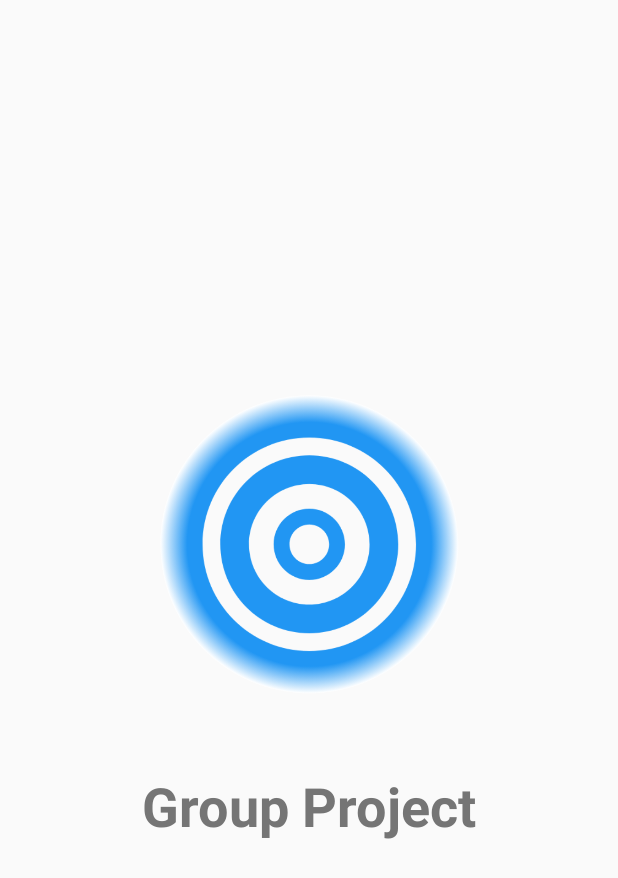
After one commit to Dev-Vora/GroupProject, an Android app: the layout activity_splash.xml on its own in the app's theme, with its tools: preview values and no code run, on a phone screen of 412 x 824 dp. The commit adds this screen. Shown: the top 878 px of the screen. Run offline under Robolectric (Android 15) with nearby library versions, the phone set to English and light mode, and no system bars.

Commit message:
login and splash screen added

```diff
--- a/app/src/main/java/com/example/groupproject/MainActivity.java
+++ b/app/src/main/java/com/example/groupproject/ActivityLogin.java
@@ -4,11 +4,11 @@ import androidx.appcompat.app.AppCompatActivity;
 
 import android.os.Bundle;
 
-public class MainActivity extends AppCompatActivity {
+public class ActivityLogin extends AppCompatActivity {
 
     @Override
     protected void onCreate(Bundle savedInstanceState) {
         super.onCreate(savedInstanceState);
-        setContentView(R.layout.aboutus);
+        setContentView(R.layout.activity_login);
     }
 }
--- a/app/src/main/java/com/example/groupproject/MainActivity2.java
+++ b/app/src/main/java/com/example/groupproject/ActivitySplash.java
@@ -4,11 +4,11 @@ import androidx.appcompat.app.AppCompatActivity;
 
 import android.os.Bundle;
 
-public class MainActivity2 extends AppCompatActivity {
+public class ActivitySplash extends AppCompatActivity {
 
     @Override
     protected void onCreate(Bundle savedInstanceState) {
         super.onCreate(savedInstanceState);
-        setContentView(R.layout.activity_main2);
+        setContentView(R.layout.activity_splash);
     }
 }
--- /dev/null
+++ b/app/src/main/res/drawable/ic_email.xml
@@ -0,0 +1,5 @@
+<vector android:height="24dp" android:tint="@color/colorPrimary"
+    android:viewportHeight="24" android:viewportWidth="24"
+    android:width="24dp" xmlns:android="http://schemas.android.com/apk/res/android">
+    <path android:fillColor="@android:color/white" android:pathData="M20,4L4,4c-1.1,0 -1.99,0.9 -1.99,2L2,18c0,1.1 0.9,2 2,2h16c1.1,0 2,-0.9 2,-2L22,6c0,-1.1 -0.9,-2 -2,-2zM20,8l-8,5 -8,-5L4,6l8,5 8,-5v2z"/>
+</vector>
--- /dev/null
+++ b/app/src/main/res/drawable/ic_password.xml
@@ -0,0 +1,5 @@
+<vector android:height="24dp" android:tint="#3179E5"
+    android:viewportHeight="24" android:viewportWidth="24"
+    android:width="24dp" xmlns:android="http://schemas.android.com/apk/res/android">
+    <path android:fillColor="@android:color/white" android:pathData="M18,8h-1L17,6c0,-2.76 -2.24,-5 -5,-5S7,3.24 7,6v2L6,8c-1.1,0 -2,0.9 -2,2v10c0,1.1 0.9,2 2,2h12c1.1,0 2,-0.9 2,-2L20,10c0,-1.1 -0.9,-2 -2,-2zM12,17c-1.1,0 -2,-0.9 -2,-2s0.9,-2 2,-2 2,0.9 2,2 -0.9,2 -2,2zM15.1,8L8.9,8L8.9,6c0,-1.71 1.39,-3.1 3.1,-3.1 1.71,0 3.1,1.39 3.1,3.1v2z"/>
+</vector>
--- /dev/null
+++ b/app/src/main/res/layout/activity_splash.xml
@@ -0,0 +1,24 @@
+<?xml version="1.0" encoding="utf-8"?>
+<LinearLayout xmlns:android="http://schemas.android.com/apk/res/android"
+    xmlns:tools="http://schemas.android.com/tools"
+    android:layout_width="match_parent"
+    android:layout_height="match_parent"
+    android:gravity="center"
+    android:orientation="vertical"
+    tools:context=".ActivitySplash">
+
+    <ImageView
+        android:layout_width="200dp"
+        android:layout_height="200dp"
+        android:src="@drawable/splash_logo" />
+
+    <TextView
+        android:layout_width="match_parent"
+        android:layout_height="wrap_content"
+        android:layout_marginTop="50dp"
+        android:gravity="center"
+        android:text="@string/app_name"
+        android:textColor="@color/secondary_text"
+        android:textStyle="bold"
+        android:textSize="36sp" />
+</LinearLayout>
```
Also changed, not shown: app/build.gradle (+6 -4 lines), app/src/main/AndroidManifest.xml (+7 -2 lines), app/src/main/res/drawable/button_design.xml (added, +13 -0 lines), app/src/main/res/drawable/edittext_border.xml (added, +13 -0 lines), app/src/main/res/layout/activity__about_us.xml (renamed from app/src/main/res/layout/activity_main2.xml, +1 -8 lines), app/src/main/res/layout/activity_main.xml (deleted, +0 -21 lines), app/src/main/res/values/strings.xml (+6 -1 lines), app/src/main/res/drawable/splash_logo.png (added).
